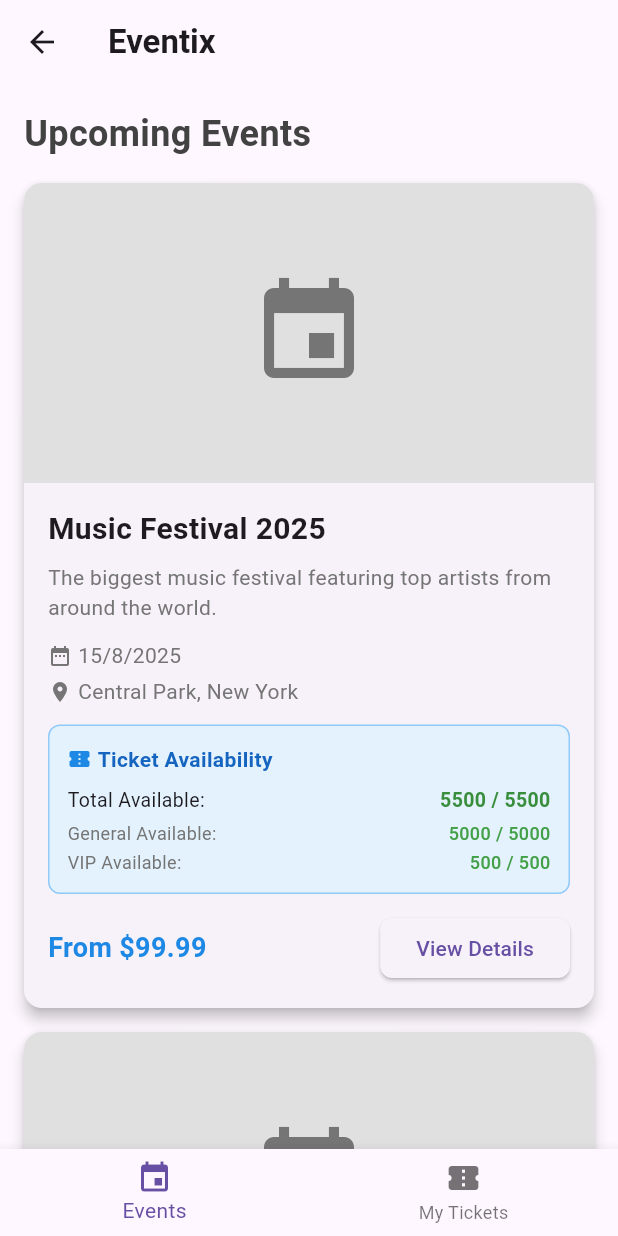
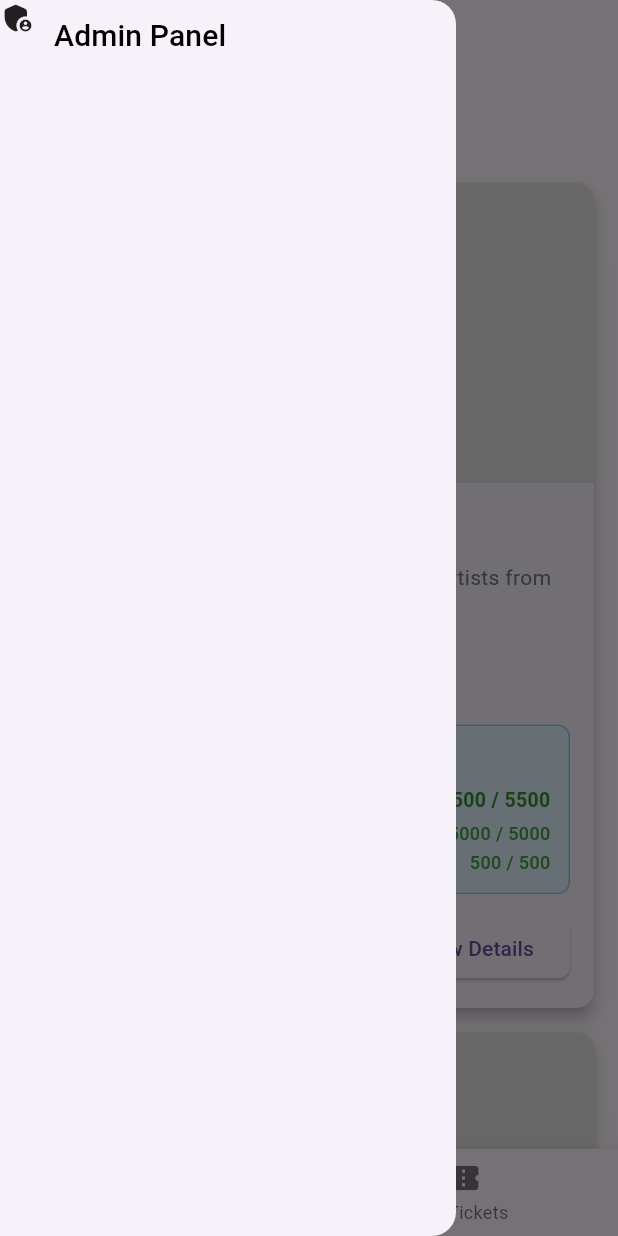
Before and after one commit to lgic-project/Event-Ticketing-System1, a Flutter app: the HomePage screen opened directly, with the side drawer open (before the commit the screen has no drawer), on a phone screen of 412 x 824 dp. Run offline on Flutter 3.47's test engine with Material 3 defaults, Android fonts, the phone set to English and light mode, and no system bars.

```diff
--- a/lib/screens/home_page.dart
+++ b/lib/screens/home_page.dart
@@ -1,5 +1,6 @@
 import 'package:event_ticketing_system1/models/data_manager.dart';
 import 'package:event_ticketing_system1/models/event.dart';
+import 'package:event_ticketing_system1/screens/admin_panel.dart' hide Event;
 import 'package:event_ticketing_system1/screens/purchase_details_page.dart';
 import 'package:event_ticketing_system1/screens/ticket_details_page.dart';
 import 'package:flutter/material.dart';
@@ -19,6 +20,26 @@ class _HomePageState extends State<HomePage> {
   @override
   Widget build(BuildContext context) {
     return Scaffold(
+      drawer: Drawer(
+        child: Row(
+          crossAxisAlignment: CrossAxisAlignment.start,
+          children: [
+            Icon(Icons.admin_panel_settings_rounded),
+            TextButton(
+              onPressed: () {
+                Navigator.push(
+                  context,
+                  MaterialPageRoute(builder: (context) => const AdminPanel()),
+                );
+              },
+              child: const Text(
+                'Admin Panel',
+                style: TextStyle(fontSize: 20, color: Colors.black),
+              ),
+            ),
+          ],
+        ),
+      ),
       appBar: AppBar(
         title: Text('Eventix', style: TextStyle(fontWeight: FontWeight.bold)),
         elevation: 0,
```
